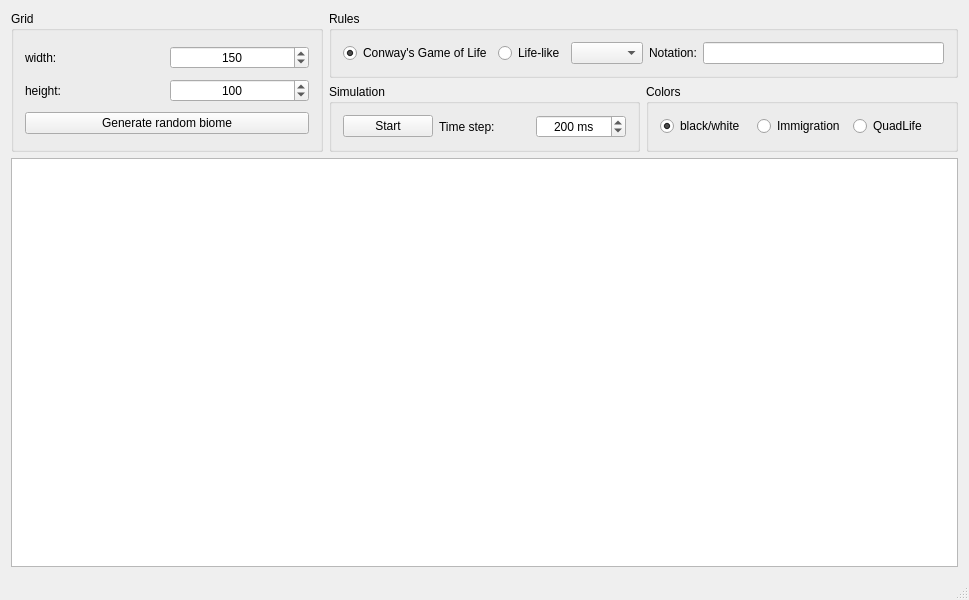
The window that GameOfLife/game_window.ui (homespring/qgame-of-life) describes before a commit, drawn with Qt 5.
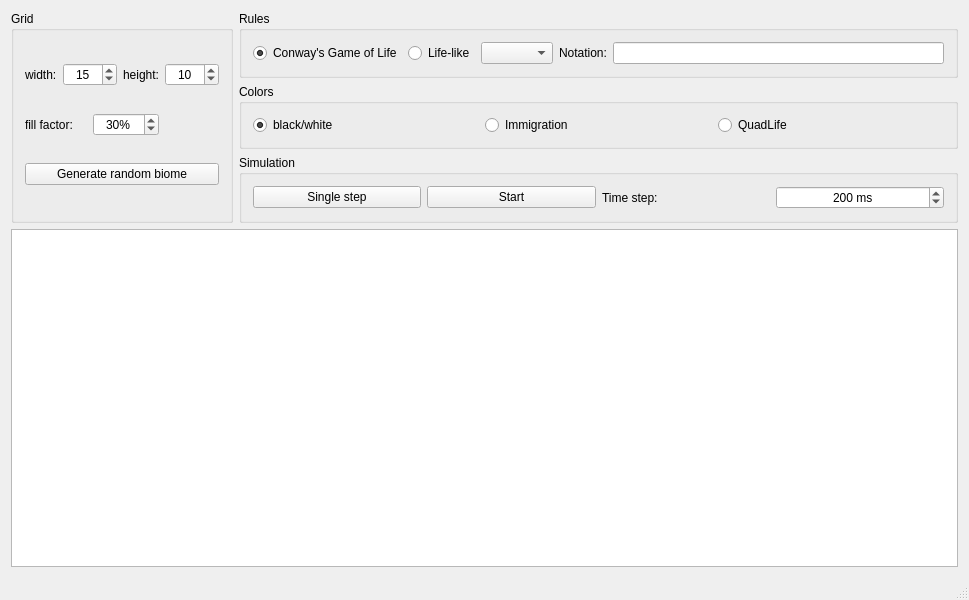
The same window after the commit.

Commit message: add: game display

What changed in the file:
```diff
--- a/GameOfLife/game_window.ui
+++ b/GameOfLife/game_window.ui
@@ -15,7 +15,7 @@
   </property>
   <widget class="QWidget" name="centralWidget">
    <layout class="QGridLayout" name="gridLayout_2">
-    <item row="0" column="0" rowspan="2">
+    <item row="0" column="0" rowspan="3">
      <widget class="QGroupBox" name="gb_grid">
       <property name="title">
        <string>Grid</string>
@@ -28,7 +28,7 @@
          </property>
         </widget>
        </item>
-       <item row="0" column="1">
+       <item row="0" column="1" colspan="2">
         <widget class="QSpinBox" name="sb_grid_width">
          <property name="alignment">
           <set>Qt::AlignCenter</set>
@@ -40,18 +40,18 @@
           <number>1000</number>
          </property>
          <property name="value">
-          <number>150</number>
+          <number>15</number>
          </property>
         </widget>
        </item>
-       <item row="1" column="0">
+       <item row="0" column="3">
         <widget class="QLabel" name="label_3">
          <property name="text">
           <string>height:</string>
          </property>
         </widget>
        </item>
-       <item row="1" column="1">
+       <item row="0" column="4">
         <widget class="QSpinBox" name="sb_grid_height">
          <property name="alignment">
           <set>Qt::AlignCenter</set>
@@ -63,11 +63,40 @@
           <number>1000</number>
          </property>
          <property name="value">
+          <number>10</number>
+         </property>
+        </widget>
+       </item>
+       <item row="1" column="0" colspan="2">
+        <widget class="QLabel" name="label_5">
+         <property name="text">
+          <string>fill factor:</string>
+         </property>
+        </widget>
+       </item>
+       <item row="1" column="2" colspan="2">
+        <widget class="QSpinBox" name="sb_fill_factor">
+         <property name="alignment">
+          <set>Qt::AlignCenter</set>
+         </property>
+         <property name="suffix">
+          <string>%</string>
+         </property>
+         <property name="minimum">
+          <number>0</number>
+         </property>
+         <property name="maximum">
           <number>100</number>
          </property>
+         <property name="singleStep">
+          <number>10</number>
+         </property>
+         <property name="value">
+          <number>30</number>
+         </property>
         </widget>
        </item>
-       <item row="2" column="0" colspan="2">
+       <item row="2" column="0" colspan="5">
         <widget class="QPushButton" name="bt_generate_biome">
          <property name="text">
           <string>Generate random biome</string>
@@ -77,7 +106,7 @@
       </layout>
      </widget>
     </item>
-    <item row="0" column="1" colspan="2">
+    <item row="0" column="1">
      <widget class="QGroupBox" name="gb_rules">
       <property name="title">
        <string>Rules</string>
@@ -117,11 +146,51 @@
      </widget>
     </item>
     <item row="1" column="1">
+     <widget class="QGroupBox" name="gb_colors">
+      <property name="title">
+       <string>Colors</string>
+      </property>
+      <layout class="QHBoxLayout" name="horizontalLayout_3">
+       <item>
+        <widget class="QRadioButton" name="rb_color_black_white">
+         <property name="text">
+          <string>black/white</string>
+         </property>
+         <property name="checked">
+          <bool>true</bool>
+         </property>
+        </widget>
+       </item>
+       <item>
+        <widget class="QRadioButton" name="rb_color_immigration">
+         <property name="text">
+          <string>Immigration</string>
+         </property>
+        </widget>
+       </item>
+       <item>
+        <widget class="QRadioButton" name="rb_color_quadlife">
+         <property name="text">
+          <string>QuadLife</string>
+         </property>
+        </widget>
+       </item>
+      </layout>
+     </widget>
+    </item>
+    <item row="2" column="1">
      <widget class="QGroupBox" name="gb_simulation">
       <property name="title">
        <string>Simulation</string>
       </property>
       <layout class="QHBoxLayout" name="horizontalLayout_2">
+       <item>
+        <widget class="QPushButton" name="bt_single_step">
+         <property name="text">
+          <string>Single step</string>
+         </property>
+        </widget>
+       </item>
        <item>
         <widget class="QPushButton" name="bt_sim_start_stop">
          <property name="text">
@@ -161,41 +230,8 @@
       </layout>
      </widget>
     </item>
-    <item row="1" column="2">
-     <widget class="QGroupBox" name="gb_colors">
-      <property name="title">
-       <string>Colors</string>
-      </property>
-      <layout class="QHBoxLayout" name="horizontalLayout_3">
-       <item>
-        <widget class="QRadioButton" name="rb_color_black_white">
-         <property name="text">
-          <string>black/white</string>
-         </property>
-         <property name="checked">
-          <bool>true</bool>
-         </property>
-        </widget>
-       </item>
-       <item>
-        <widget class="QRadioButton" name="rb_color_immigration">
-         <property name="text">
-          <string>Immigration</string>
-         </property>
-        </widget>
-       </item>
-       <item>
-        <widget class="QRadioButton" name="rb_color_quadlife">
-         <property name="text">
-          <string>QuadLife</string>
-         </property>
-        </widget>
-       </item>
-      </layout>
-     </widget>
-    </item>
-    <item row="2" column="0" colspan="3">
-     <widget class="QGraphicsView" name="biome_display"/>
+    <item row="3" column="0" colspan="2">
+     <widget class="QGraphicsView" name="game_view"/>
     </item>
    </layout>
   </widget>
```
The commit also changes 7 other files.
